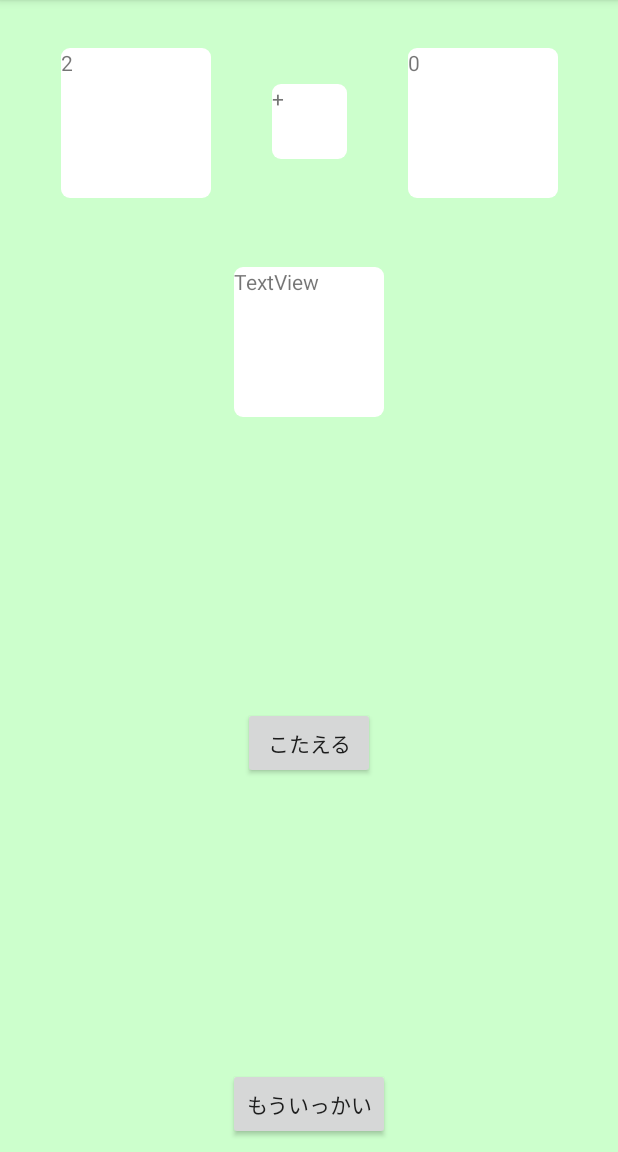
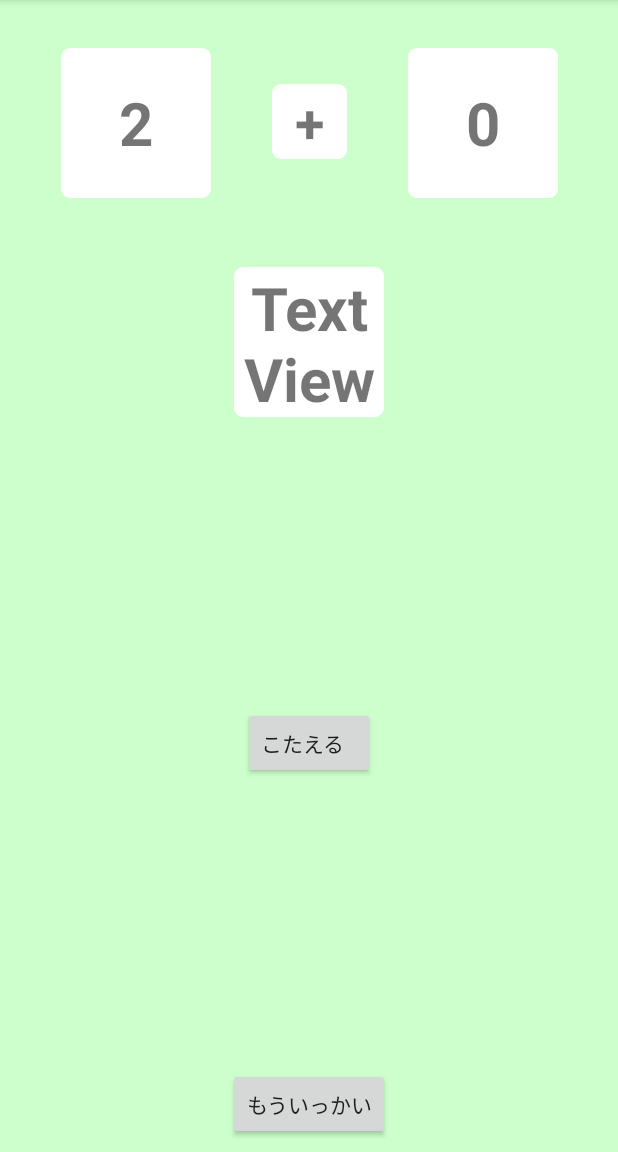
Before and after one commit to genkikanaya/YourStudy, an Android app: the MathActivity screen opened directly, with no data from a screen before it, on a phone screen of 412 x 824 dp, the part 84-1236 px from its top. Run offline under Robolectric (Android 15) with nearby library versions, the phone set to English and light mode, and no system bars.

Commit message:
テキストサイズの変更

```diff
--- a/app/src/main/res/layout/activity_math.xml
+++ b/app/src/main/res/layout/activity_math.xml
@@ -16,7 +16,9 @@
             android:background="@drawable/frame_style"
             app:layout_constraintStart_toStartOf="parent" android:layout_marginStart="8dp"
             android:layout_marginTop="32dp" app:layout_constraintTop_toTopOf="parent"
-            android:layout_marginEnd="8dp" app:layout_constraintEnd_toStartOf="@+id/signText"/>
+            android:layout_marginEnd="8dp" app:layout_constraintEnd_toStartOf="@+id/signText" android:textSize="40sp"
+            android:gravity="center_vertical"
+            android:textAlignment="center" android:textStyle="bold"/>
     <TextView
             android:text="TextView"
             android:layout_width="100dp"
@@ -25,7 +27,9 @@
             android:background="@drawable/frame_style"
             app:layout_constraintEnd_toEndOf="parent" android:layout_marginEnd="8dp"
             android:layout_marginTop="32dp" app:layout_constraintTop_toTopOf="parent"
-            app:layout_constraintStart_toEndOf="@+id/signText" android:layout_marginStart="8dp"/>
+            app:layout_constraintStart_toEndOf="@+id/signText" android:layout_marginStart="8dp"
+            android:gravity="center_vertical"
+            android:textSize="40sp" android:textAlignment="center" android:textStyle="bold"/>
     <TextView
             android:text="TextView"
             android:layout_width="50dp"
@@ -33,7 +37,9 @@
             android:id="@+id/signText"
             android:background="@drawable/frame_style"
             android:layout_marginTop="56dp" app:layout_constraintTop_toTopOf="parent"
-            app:layout_constraintEnd_toEndOf="parent" app:layout_constraintStart_toStartOf="parent"/>
+            app:layout_constraintEnd_toEndOf="parent" app:layout_constraintStart_toStartOf="parent"
+            android:gravity="center_vertical"
+            android:textAlignment="center" android:textSize="36sp" android:textStyle="bold"/>
     <TextView
             android:text="TextView"
             android:layout_width="100dp"
@@ -41,14 +47,17 @@
             app:layout_constraintStart_toStartOf="parent" app:layout_constraintEnd_toEndOf="parent"
             android:id="@+id/answer"
             android:background="@drawable/frame_style" android:layout_marginTop="72dp"
-            app:layout_constraintTop_toBottomOf="@+id/signText"/>
+            android:gravity="center_vertical"
+            app:layout_constraintTop_toBottomOf="@+id/signText" android:textAlignment="center"
+            android:textStyle="bold" android:textSize="40sp"/>
     <Button
             android:text="@string/answer_text"
             android:layout_width="wrap_content"
             android:layout_height="wrap_content"
             app:layout_constraintStart_toStartOf="parent" app:layout_constraintEnd_toEndOf="parent"
             android:id="@+id/button" android:layout_marginTop="8dp" app:layout_constraintTop_toBottomOf="@+id/answer"
-            android:layout_marginBottom="8dp" app:layout_constraintBottom_toTopOf="@+id/button2"/>
+            android:layout_marginBottom="8dp" app:layout_constraintBottom_toTopOf="@+id/button2"
+            android:gravity="center_vertical"/>
     <Button
             android:text="@string/retry_text"
             android:layout_width="wrap_content"
```
